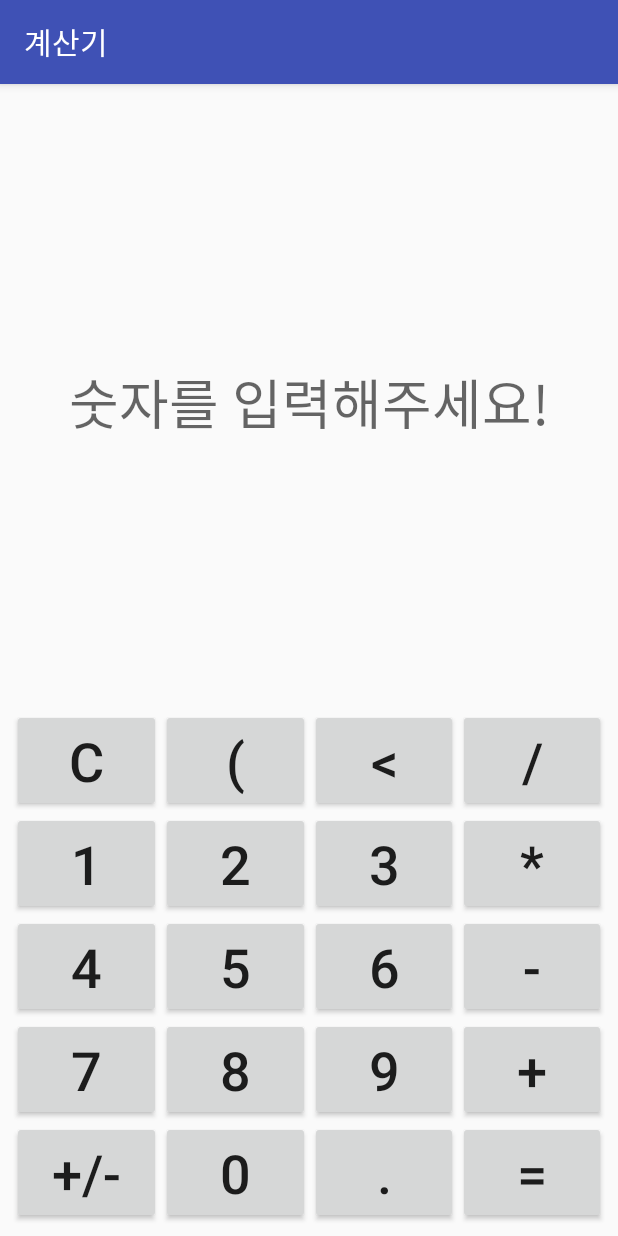
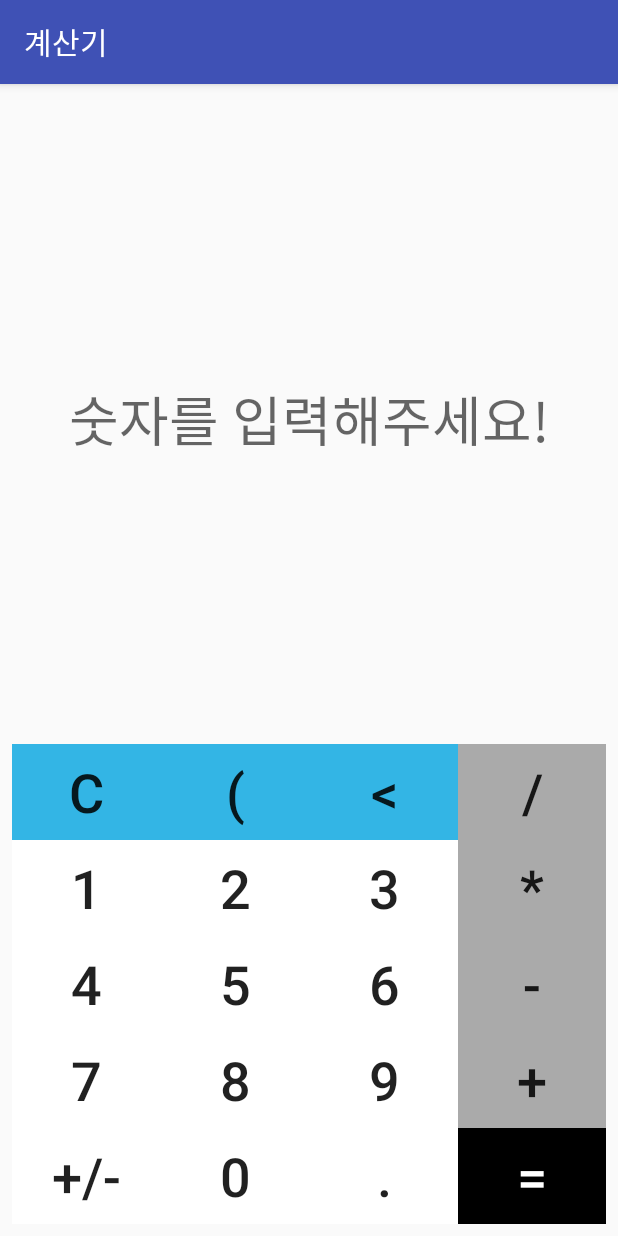
Before and after one commit to tkddn204/HanbatCalculator, an Android app: the screen it shows after launch (MainActivity), on a phone screen of 412 x 824 dp. Run offline under Robolectric (Android 15) with nearby library versions, the phone set to English and light mode, and no system bars.

Commit message:
change button colors

```diff
--- a/app/src/main/res/layout/layout_keypad.xml
+++ b/app/src/main/res/layout/layout_keypad.xml
@@ -6,13 +6,14 @@
 
     <LinearLayout
         android:layout_width="match_parent"
-        android:layout_height="wrap_content"
+        android:layout_height="64dp"
         android:layout_weight="1"
         android:orientation="horizontal">
 
         <Button
             android:id="@+id/button_remove"
             android:textSize="36sp"
+            android:background="@android:color/holo_blue_light"
             android:layout_width="match_parent"
             android:layout_height="match_parent"
             android:layout_weight="1" />
@@ -20,6 +21,7 @@
         <Button
             android:id="@+id/button_bracket"
             android:textSize="36sp"
+            android:background="@android:color/holo_blue_light"
             android:layout_width="match_parent"
             android:layout_height="match_parent"
             android:layout_weight="1" />
@@ -27,6 +29,7 @@
         <Button
             android:id="@+id/button_back"
             android:textSize="36sp"
+            android:background="@android:color/holo_blue_light"
             android:layout_width="match_parent"
             android:layout_height="match_parent"
             android:layout_weight="1" />
@@ -34,6 +37,7 @@
         <Button
             android:id="@+id/button_div"
             android:textSize="36sp"
+            android:background="@android:color/darker_gray"
             android:layout_width="match_parent"
             android:layout_height="match_parent"
             android:layout_weight="1" />
@@ -41,13 +45,14 @@
 
     <LinearLayout
         android:layout_width="match_parent"
-        android:layout_height="wrap_content"
+        android:layout_height="64dp"
         android:layout_weight="1"
         android:orientation="horizontal">
 
         <Button
             android:id="@+id/button_one"
             android:textSize="36sp"
+            android:background="@android:color/white"
             android:layout_width="match_parent"
             android:layout_height="match_parent"
             android:layout_weight="1" />
@@ -55,6 +60,7 @@
         <Button
             android:id="@+id/button_two"
             android:textSize="36sp"
+            android:background="@android:color/white"
             android:layout_width="match_parent"
             android:layout_height="match_parent"
             android:layout_weight="1" />
@@ -62,6 +68,7 @@
         <Button
             android:id="@+id/button_three"
             android:textSize="36sp"
+            android:background="@android:color/white"
             android:layout_width="match_parent"
             android:layout_height="match_parent"
             android:layout_weight="1" />
@@ -69,6 +76,7 @@
         <Button
             android:id="@+id/button_mul"
             android:textSize="36sp"
+            android:background="@android:color/darker_gray"
             android:layout_width="match_parent"
             android:layout_height="match_parent"
             android:layout_weight="1" />
@@ -76,13 +84,14 @@
 
     <LinearLayout
         android:layout_width="match_parent"
-        android:layout_height="wrap_content"
+        android:layout_height="64dp"
         android:layout_weight="1"
         android:orientation="horizontal">
 
         <Button
             android:id="@+id/button_four"
             android:textSize="36sp"
+            android:background="@android:color/white"
             android:layout_width="match_parent"
             android:layout_height="match_parent"
             android:layout_weight="1" />
@@ -90,6 +99,7 @@
         <Button
             android:id="@+id/button_five"
             android:textSize="36sp"
+            android:background="@android:color/white"
             android:layout_width="match_parent"
             android:layout_height="match_parent"
             android:layout_weight="1" />
@@ -97,6 +107,7 @@
         <Button
             android:id="@+id/button_six"
             android:textSize="36sp"
+            android:background="@android:color/white"
             android:layout_width="match_parent"
             android:layout_height="match_parent"
             android:layout_weight="1" />
@@ -104,6 +115,7 @@
         <Button
             android:id="@+id/button_minus"
             android:textSize="36sp"
+            android:background="@android:color/darker_gray"
             android:layout_width="match_parent"
             android:layout_height="match_parent"
             android:layout_weight="1" />
@@ -111,13 +123,14 @@
 
     <LinearLayout
         android:layout_width="match_parent"
-        android:layout_height="wrap_content"
+        android:layout_height="64dp"
         android:layout_weight="1"
         android:orientation="horizontal">
 
         <Button
             android:id="@+id/button_seven"
             android:textSize="36sp"
+            android:background="@android:color/white"
             android:layout_width="match_parent"
             android:layout_height="match_parent"
             android:layout_weight="1" />
@@ -125,6 +138,7 @@
         <Button
             android:id="@+id/button_eight"
             android:textSize="36sp"
+            android:background="@android:color/white"
             android:layout_width="match_parent"
             android:layout_height="match_parent"
             android:layout_weight="1" />
@@ -132,6 +146,7 @@
         <Button
             android:id="@+id/button_nine"
             android:textSize="36sp"
+            android:background="@android:color/white"
             android:layout_width="match_parent"
             android:layout_height="match_parent"
             android:layout_weight="1" />
@@ -139,6 +154,7 @@
         <Button
             android:id="@+id/button_plus"
             android:textSize="36sp"
+            android:background="@android:color/darker_gray"
             android:layout_width="match_parent"
             android:layout_height="match_parent"
             android:layout_weight="1" />
@@ -146,13 +162,14 @@
 
     <LinearLayout
         android:layout_width="match_parent"
-        android:layout_height="wrap_content"
+        android:layout_height="64dp"
         android:layout_weight="1"
         android:orientation="horizontal">
 
         <Button
             android:id="@+id/button_sign"
             android:textSize="36sp"
+            android:background="@android:color/white"
             android:layout_width="match_parent"
             android:layout_height="match_parent"
             android:layout_weight="1" />
@@ -160,6 +177,7 @@
         <Button
             android:id="@+id/button_zero"
             android:textSize="36sp"
+            android:background="@android:color/white"
             android:layout_width="match_parent"
             android:layout_height="match_parent"
             android:layout_weight="1" />
@@ -167,6 +185,7 @@
         <Button
             android:id="@+id/button_dot"
             android:textSize="36sp"
+            android:background="@android:color/white"
             android:layout_width="match_parent"
             android:layout_height="match_parent"
             android:layout_weight="1" />
@@ -174,6 +193,8 @@
         <Button
             android:id="@+id/button_result"
             android:textSize="36sp"
+            android:textColor="@android:color/white"
+            android:background="@android:color/black"
             android:layout_width="match_parent"
             android:layout_height="match_parent"
             android:layout_weight="1" />
```
